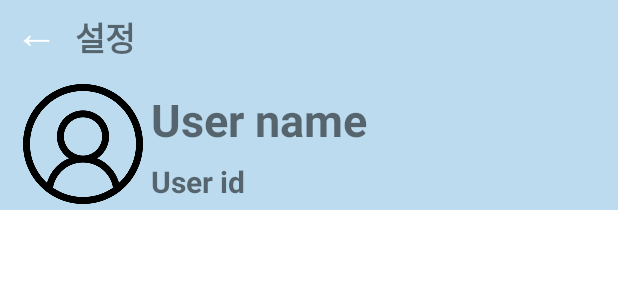
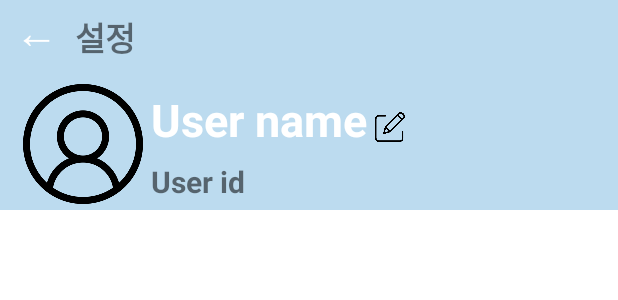
Before and after one commit to WIS-APP-Studio/HOBBING, an Android app: the layout activity_profile_setting.xml on its own in the app's theme, with its tools: preview values and no code run, on a phone screen of 412 x 824 dp. Shown: the top 300 px of the screen. Run offline under Robolectric (Android 15) with nearby library versions, the phone set to English and light mode, and no system bars; network calls fail.

Commit message:
내 정보 → 프로필 설정 페이지 이미지, 닉네임, 아이디 레이아웃 연결

```diff
--- a/app/src/main/java/com/wisappstudio/hobbing/data/ServerData.java
+++ b/app/src/main/java/com/wisappstudio/hobbing/data/ServerData.java
@@ -3,7 +3,7 @@ package com.wisappstudio.hobbing.data;
 public class ServerData {
     public static String IP = "182.228.83.7";
     public static String LOCALHOST = "192.168.219.110";
-    public static String URL = "http://"+IP+"/hobbing/";
+    public static String URL = "http://"+LOCALHOST+"/hobbing/";
     public static String SIGN_UP_URL = URL+"login/sign_up.php";
     public static String SIGN_IN_URL = URL+"login/sign_in.php";
     public static String POST_READ_URL = URL+"post/read.php";
--- a/app/src/main/java/com/wisappstudio/hobbing/fragment/MyPageFragment.java
+++ b/app/src/main/java/com/wisappstudio/hobbing/fragment/MyPageFragment.java
@@ -71,9 +71,8 @@ public class MyPageFragment extends Fragment {
         profile_setting.setOnClickListener(new View.OnClickListener() {
             @Override
             public void onClick(View v) {
-                /* 해당 공간에 프로필 설정 게시물이 뜨도록 순번: 07-02  를 연결한다. */
-                Toast.makeText(view.getContext(), "순번: 07-02 개발중입니다.", Toast.LENGTH_SHORT).show();
                 Intent intent = new Intent(view.getContext(), ProfileSettingActivity.class);
+                intent.putExtra("user_id", userId);
                 startActivity(intent);
             }
         });
@@ -89,7 +88,6 @@ public class MyPageFragment extends Fragment {
                 .into(profile_image);
         ShapeDrawable shapeDrawable = new ShapeDrawable();
         shapeDrawable.getPaint().setColor(view.getContext().getColor(R.color.signature));
-        OvalShape ovalShape = new OvalShape();
         shapeDrawable.setShape(new OvalShape());
 
         profile_image.setBackground(shapeDrawable);
--- a/app/src/main/res/layout/activity_profile_setting.xml
+++ b/app/src/main/res/layout/activity_profile_setting.xml
@@ -1,7 +1,6 @@
 <?xml version="1.0" encoding="utf-8"?>
-<androidx.constraintlayout.widget.ConstraintLayout xmlns:android="http://schemas.android.com/apk/res/android"
-    xmlns:app="http://schemas.android.com/apk/res-auto"
-    xmlns:tools="http://schemas.android.com/tools"
+<androidx.constraintlayout.widget.ConstraintLayout
+    xmlns:android="http://schemas.android.com/apk/res/android"
     android:layout_width="match_parent"
     android:layout_height="match_parent">
 
@@ -26,7 +25,7 @@
                 android:textStyle="bold" />
 
             <TextView
-                android:id="@+id/activity_write_post_cancel2"
+                android:id="@+id/activity_profile_setting_cancel"
                 android:layout_width="wrap_content"
                 android:layout_height="wrap_content"
                 android:layout_marginLeft="10dp"
@@ -41,12 +40,13 @@
                 android:orientation="horizontal">
 
                 <ImageView
+                    android:id="@+id/activity_profile_setting_image"
                     android:layout_width="80dp"
                     android:layout_height="80dp"
                     android:layout_marginLeft="15dp"
                     android:layout_marginTop="15dp"
                     android:layout_marginBottom="15dp"
-                    android:src="@drawable/profile_image" />
+                    android:src="@drawable/profile_image"/>
 
                 <LinearLayout
                     android:layout_width="wrap_content"
@@ -55,15 +55,34 @@
                     android:layout_marginTop="15dp"
                     android:orientation="vertical">
 
-                    <TextView
+                    <LinearLayout
                         android:layout_width="wrap_content"
                         android:layout_height="wrap_content"
-                        android:layout_marginTop="3dp"
-                        android:text="User name"
-                        android:textSize="30sp"
-                        android:textStyle="bold" />
+                        android:orientation="horizontal">
+                        <TextView
+                            android:id="@+id/activity_profile_setting_username"
+                            android:layout_width="wrap_content"
+                            android:layout_height="wrap_content"
+                            android:layout_marginTop="3dp"
+                            android:text="User name"
+                            android:textColor="#ffffff"
+                            android:textSize="30sp"
+                            android:textStyle="bold" />
+
+                        <ImageView
+                            android:id="@+id/activity_profile_setting_change_nickname"
+                            android:layout_width="20dp"
+                            android:layout_height="20dp"
+                            android:layout_gravity="bottom"
+                            android:layout_marginLeft="5dp"
+                            android:layout_marginBottom="5dp"
+                            android:adjustViewBounds="false"
+                            android:cropToPadding="false"
+                            android:src="@drawable/edit" />
+                    </LinearLayout>
 
                     <TextView
+                        android:id="@+id/activity_profile_setting_userid"
                         android:layout_width="wrap_content"
                         android:layout_height="wrap_content"
                         android:layout_marginTop="7dp"
@@ -71,10 +90,8 @@
                         android:textSize="20sp"
                         android:textStyle="bold" />
                 </LinearLayout>
-
             </LinearLayout>
         </LinearLayout>
-
         <LinearLayout
             android:layout_width="match_parent"
             android:layout_height="match_parent"
@@ -86,7 +103,6 @@
                 android:layout_height="match_parent" />
         </LinearLayout>
 
-
     </LinearLayout>
 
 </androidx.constraintlayout.widget.ConstraintLayout>
```
Also changed, not shown: app/src/main/java/com/wisappstudio/hobbing/activity/ProfileSettingActivity.java (+60 -0 lines), app/src/main/res/layout/activity_my_page.xml (+12 -8 lines), app/src/main/res/drawable/edit.png (added), 665 other files.
